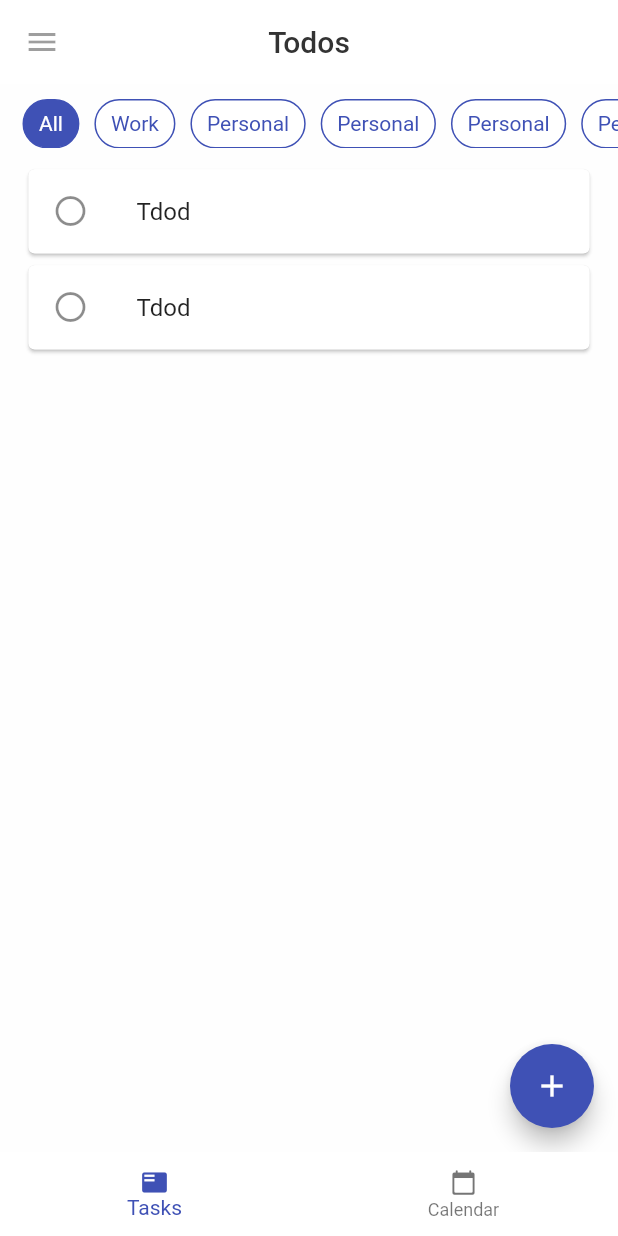
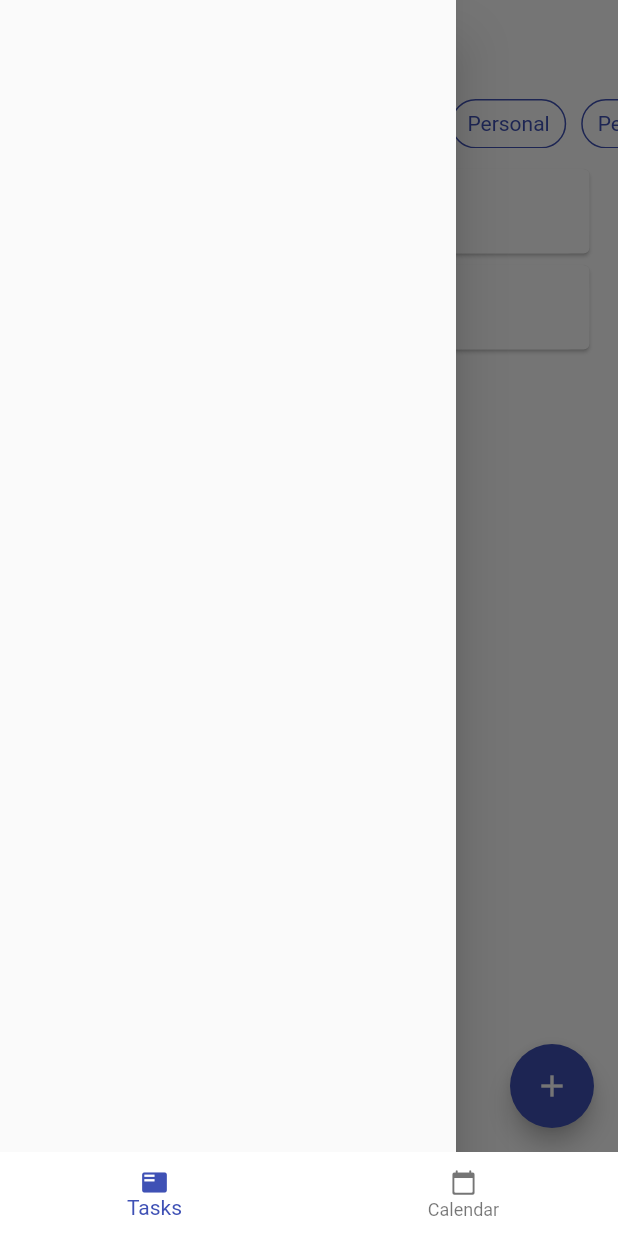
Before and after one commit to razaIqbal07/todo, a Flutter app: the screen it shows after launch, with the side drawer open (before the commit the screen has no drawer), on a phone screen of 412 x 824 dp. Run offline on Flutter 3.47's test engine with Material 2 defaults, Android fonts, the phone set to English and light mode, and no system bars.

Commit message:
added drawer

```diff
--- a/lib/screens/Todos.dart
+++ b/lib/screens/Todos.dart
@@ -29,6 +29,7 @@ class _TodosState extends State<Todos> {
           ),
         ),
       ),
+      drawer: Drawer(child: Container(),),
       floatingActionButton: Column(
         crossAxisAlignment: CrossAxisAlignment.end,
         mainAxisAlignment: MainAxisAlignment.end,
@@ -119,7 +120,7 @@ class Todo extends StatelessWidget {
         title: Text('Tdod'),
         tileColor: Colors.white,
         shape: RoundedRectangleBorder(
-          borderRadius: BorderRadius.circular(5),
+          borderRadius: BorderRadius.circular(15),
         ),
       ),
     );
--- a/lib/widgets/AppBarWidget.dart
+++ b/lib/widgets/AppBarWidget.dart
@@ -14,9 +14,9 @@ class AppBarWidget extends StatelessWidget with PreferredSizeWidget {
       centerTitle: true,
       title: this.title,
       backgroundColor: Colors.white,
-      leading: IconButton(
-        icon: Icon(Icons.menu),
-      ),
+      // leading: IconButton(
+      //   icon: Icon(Icons.menu),
+      // ),
     );
   }
 }
```
